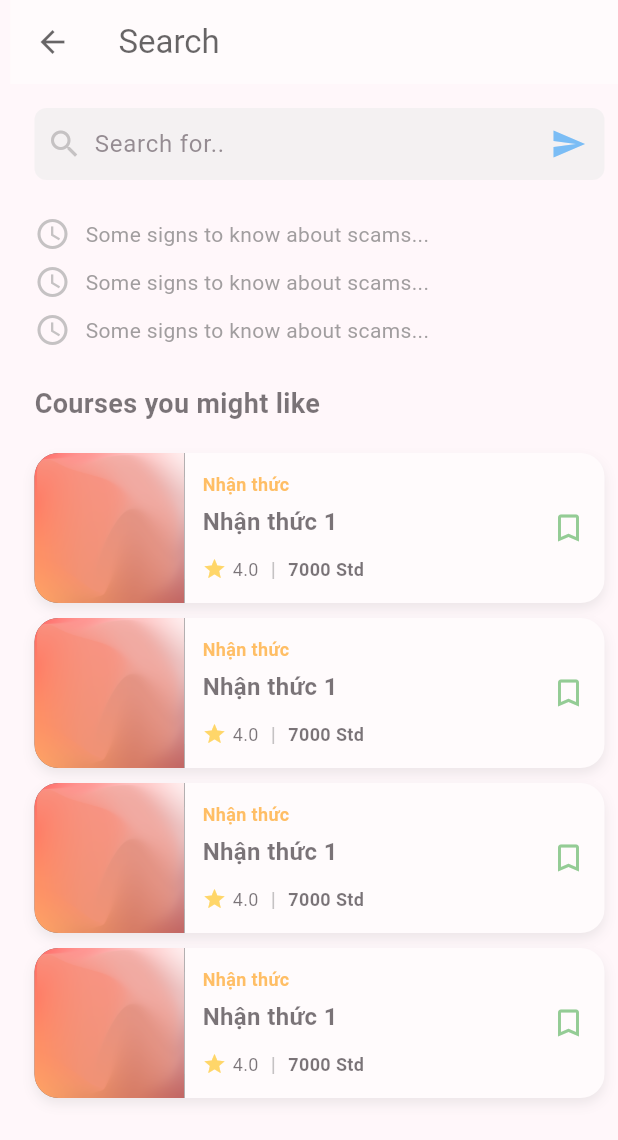
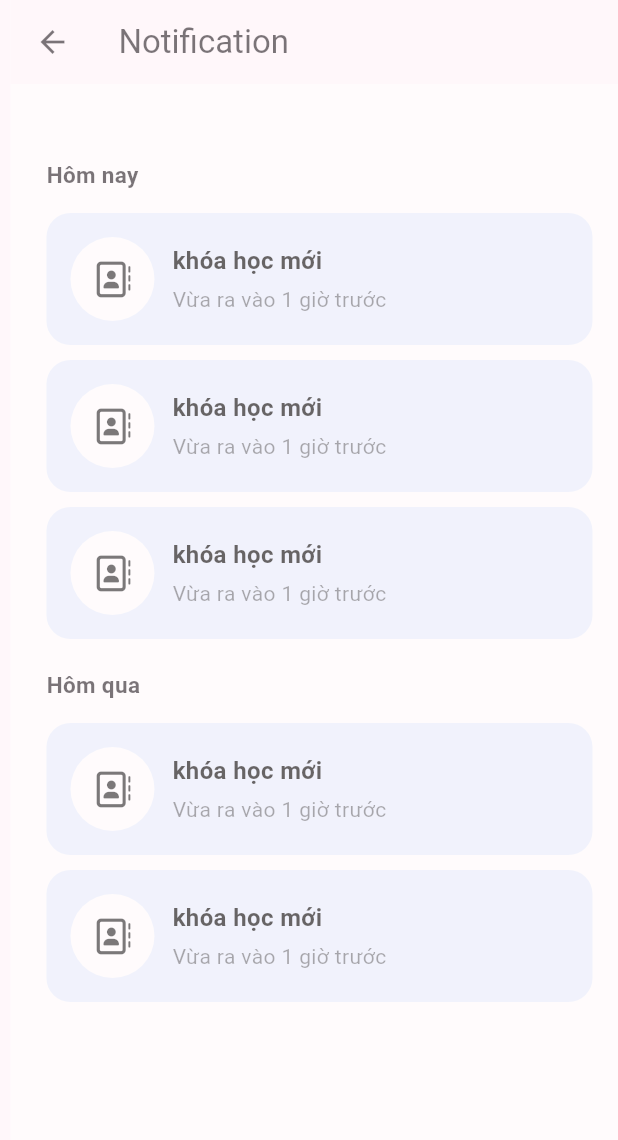
Before and after one commit to Bentanik/exe02_fe_mobile, a Flutter app: the screen it shows after launch, after a tap on "Personal Information", on a phone screen of 412 x 824 dp. Shown: the top 1140 px of the screen. Run offline on Flutter 3.47's test engine with Material 3 defaults, Android fonts, the light colour scheme and no system bars; our stand-ins replace expandable, flutter_svg, font_awesome_flutter.

Commit message:
finished notification page

```diff
--- a/lib/presentation/intro/pages/get_started.dart
+++ b/lib/presentation/intro/pages/get_started.dart
@@ -8,6 +8,7 @@ import 'package:exe02_fe_mobile/presentation/intro/pages/authen/login.dart';
 import 'package:exe02_fe_mobile/presentation/intro/pages/authen/recover_password.dart';
 import 'package:exe02_fe_mobile/presentation/intro/pages/authen/register.dart';
 import 'package:exe02_fe_mobile/presentation/intro/pages/launching.dart';
+import 'package:exe02_fe_mobile/presentation/intro/pages/notification.dart';
 import 'package:exe02_fe_mobile/presentation/intro/pages/search_course.dart';
 import 'package:flutter/material.dart';
 import 'package:font_awesome_flutter/font_awesome_flutter.dart';
@@ -27,7 +28,7 @@ class GetStartedPage extends StatelessWidget {
                 child: ListView(
               children: [
                 ProfileButton(
-                  onTap: () => Routes.navigateToPage(context, SearchCourse()),
+                  onTap: () => Routes.navigateToPage(context, NotificationPage()),
                   leading: const Icon(FontAwesomeIcons.user,
                       size: 20, color: Colors.black),
                   title: const Text('Personal Information'),
--- /dev/null
+++ b/lib/presentation/intro/pages/notification.dart
@@ -0,0 +1,80 @@
+import 'package:exe02_fe_mobile/common/helpers/routes.dart';
+import 'package:exe02_fe_mobile/common/widget/button.dart';
+import 'package:exe02_fe_mobile/common/widget/input_field.dart';
+import 'package:exe02_fe_mobile/common/widget/notification_card.dart';
+import 'package:exe02_fe_mobile/core/configs/assets/app_images.dart';
+import 'package:exe02_fe_mobile/core/configs/assets/app_vectors.dart';
+import 'package:exe02_fe_mobile/presentation/intro/pages/success.dart';
+import 'package:flutter/material.dart';
+import 'package:flutter_svg/flutter_svg.dart';
+import 'package:font_awesome_flutter/font_awesome_flutter.dart';
+
+class NotificationPage extends StatelessWidget {
+  const NotificationPage({Key? key}) : super(key: key);
+
+  @override
+  Widget build(BuildContext context) {
+    return Scaffold(
+      appBar: AppBar(title: const Text('Notification')),
+      backgroundColor: Colors.white,
+      body: SafeArea(
+        child: SingleChildScrollView(
+          child: Padding(
+            padding: const EdgeInsets.symmetric(horizontal: 24.0, vertical: 50),
+            child: Column(
+              crossAxisAlignment: CrossAxisAlignment.start,
+              children: [
+                //Today
+                Text(
+                  'Hôm nay',
+                  style: TextStyle(
+                    fontSize: 15,
+                    fontWeight: FontWeight.w700,
+                  ),
+                ),
+                const SizedBox(height: 15),
+                NotificationCard(
+                    title: 'khóa học mới',
+                    desc: 'Vừa ra vào 1 giờ trước',
+                    leading: Icon(FontAwesomeIcons.addressBook),
+                ),
+                const SizedBox(height: 10),
+                NotificationCard(
+                  title: 'khóa học mới',
+                  desc: 'Vừa ra vào 1 giờ trước',
+                  leading: Icon(FontAwesomeIcons.addressBook),
+                ),
+                const SizedBox(height: 10),
+                NotificationCard(
+                  title: 'khóa học mới',
+                  desc: 'Vừa ra vào 1 giờ trước',
+                  leading: Icon(FontAwesomeIcons.addressBook),
+                ),
+                const SizedBox(height: 20),
+                Text(
+                  'Hôm qua',
+                  style: TextStyle(
+                    fontSize: 15,
+                    fontWeight: FontWeight.w700,
+                  ),
+                ),
+                const SizedBox(height: 15),
+                NotificationCard(
+                  title: 'khóa học mới',
+                  desc: 'Vừa ra vào 1 giờ trước',
+                  leading: Icon(FontAwesomeIcons.addressBook),
+                ),
+                const SizedBox(height: 10),
+                NotificationCard(
+                  title: 'khóa học mới',
+                  desc: 'Vừa ra vào 1 giờ trước',
+                  leading: Icon(FontAwesomeIcons.addressBook),
+                ),
+              ],
+            ),
+          ),
+        ),
+      ),
+    );
+  }
+}
```
